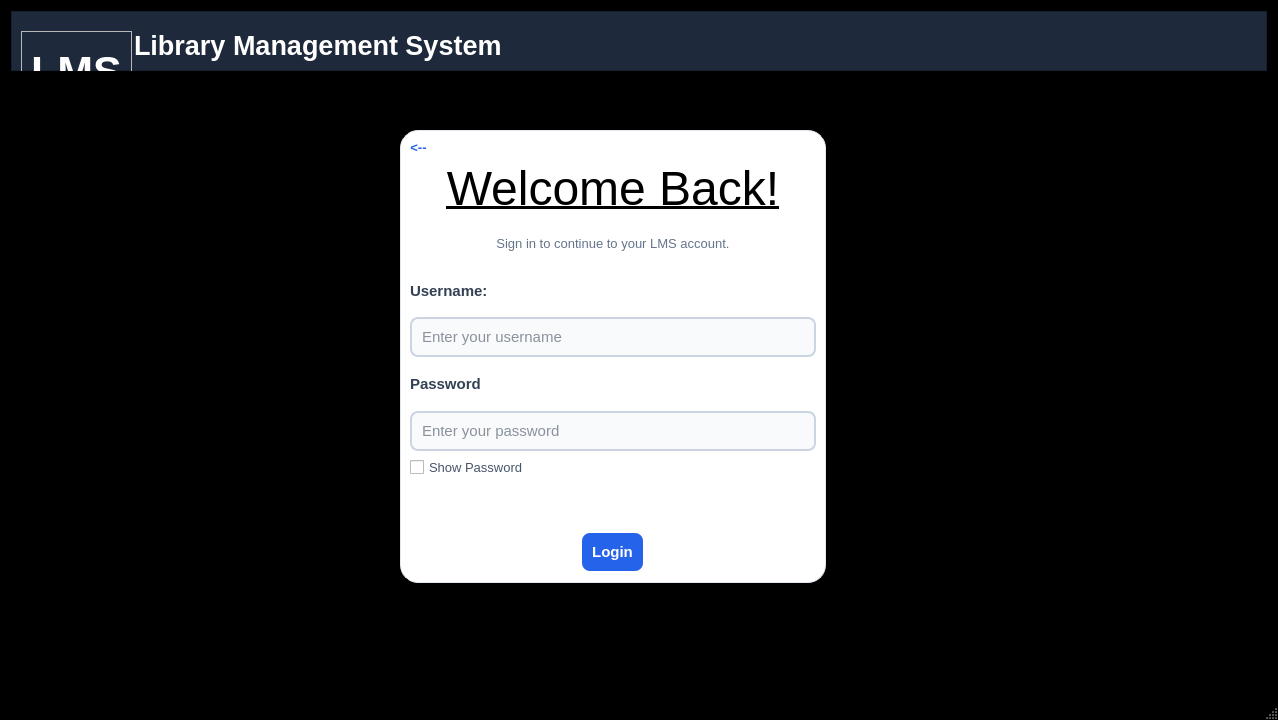
The window that loginui.ui (tehsaad/Library-Managment-System) describes before a commit, drawn with Qt 5.
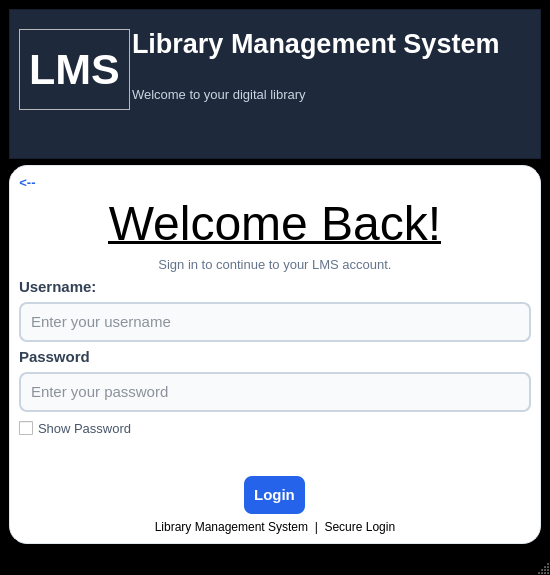
The same window after the commit.

```diff
--- a/loginui.ui
+++ b/loginui.ui
@@ -6,14 +6,20 @@
    <rect>
     <x>0</x>
     <y>0</y>
-    <width>1278</width>
-    <height>720</height>
+    <width>550</width>
+    <height>575</height>
    </rect>
   </property>
+  <property name="minimumSize">
+   <size>
+    <width>550</width>
+    <height>575</height>
+   </size>
+  </property>
   <property name="maximumSize">
    <size>
-    <width>1280</width>
-    <height>720</height>
+    <width>550</width>
+    <height>575</height>
    </size>
   </property>
   <property name="windowTitle">
@@ -236,15 +242,9 @@
 }</string>
   </property>
   <widget class="QWidget" name="centralwidget">
+   <layout class="QVBoxLayout" name="verticalLayout_3">
+    <item>
    <widget class="QFrame" name="headerPanel">
-    <property name="geometry">
-     <rect>
-      <x>11</x>
-      <y>11</y>
-      <width>1256</width>
-      <height>60</height>
-     </rect>
-    </property>
     <property name="minimumSize">
      <size>
       <width>0</width>
@@ -306,15 +306,9 @@
      </property>
     </widget>
    </widget>
+    </item>
+    <item>
    <widget class="QFrame" name="loginPanel">
-    <property name="geometry">
-     <rect>
-      <x>400</x>
-      <y>130</y>
-      <width>426</width>
-      <height>453</height>
-     </rect>
-    </property>
     <property name="layoutDirection">
      <enum>Qt::LayoutDirection::LeftToRight</enum>
     </property>
@@ -410,17 +404,8 @@
        </property>
       </widget>
      </item>
-    </layout>
-   </widget>
+       <item>
    <widget class="QLabel" name="label">
-    <property name="geometry">
-     <rect>
-      <x>11</x>
-      <y>605</y>
-      <width>293</width>
-      <height>20</height>
-     </rect>
-    </property>
     <property name="text">
      <string>Library Management System  |  Secure Login</string>
     </property>
@@ -428,6 +413,11 @@
      <set>Qt::AlignmentFlag::AlignCenter</set>
     </property>
    </widget>
+       </item>
+      </layout>
+     </widget>
+    </item>
+   </layout>
   </widget>
   <widget class="QMenuBar" name="menubar">
    <property name="geometry">
```
Left out of the diff: 4 changed lines with no effect on the pictures. Lines whose indentation alone changed are shown as unchanged.
